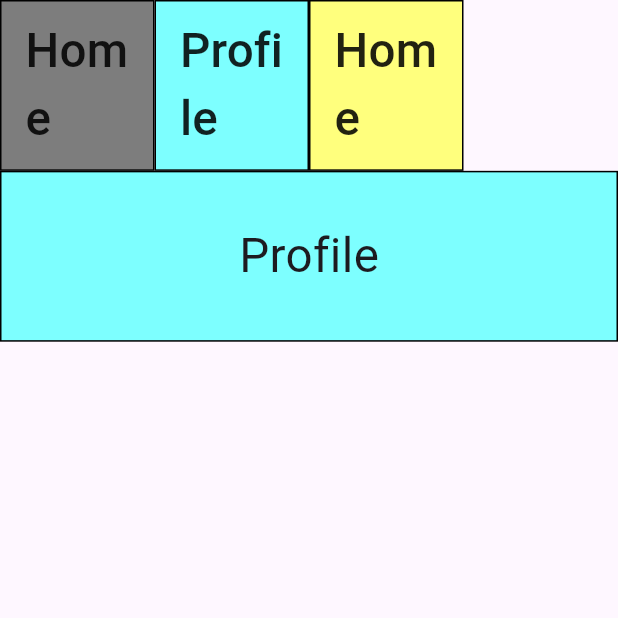
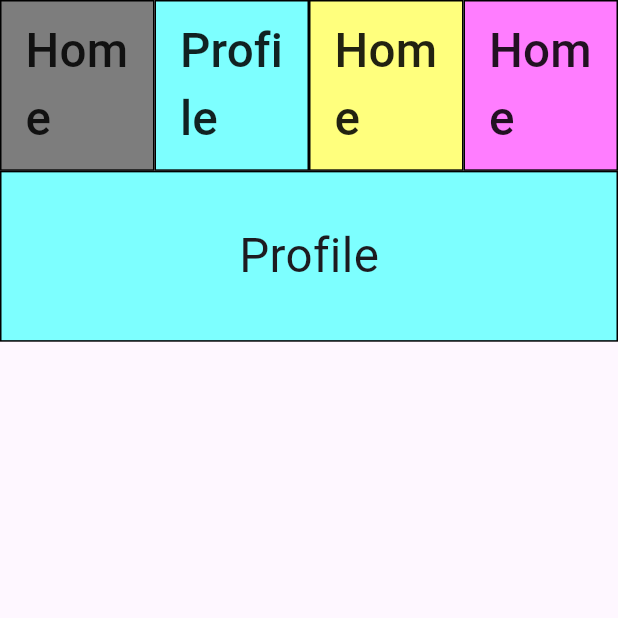
Before and after one commit to Chronoss0518/flutter_profile_web, a Flutter app: the screen it shows after launch, after a tap on "Profile", on a phone screen of 412 x 824 dp, the top half of it. Run offline on Flutter 3.47's test engine with Material 3 defaults, Android fonts, the light colour scheme and no system bars.

Commit message:
Library画面をMenuとMainに追加

```diff
--- a/lib/component/menu.dart
+++ b/lib/component/menu.dart
@@ -1,6 +1,7 @@
 import 'package:flutter/material.dart';
 import 'package:flutter_profile_homepage/display/game.dart';
 import 'package:flutter_profile_homepage/display/home.dart';
+import 'package:flutter_profile_homepage/display/library.dart';
 import 'package:flutter_profile_homepage/display/profile.dart';
 
 const HOME_KEY = "/";
@@ -23,6 +24,7 @@ class HeaderMenu extends StatelessWidget
       _buildButtonPanels(context,widthSize,HOME_KEY,HOME_TITLE,HOME_THAME_COLOR),
       _buildButtonPanels(context,widthSize,PROFILE_KEY,PROFILE_TITLE,PROFILE_THAME_COLOR),
       _buildButtonPanels(context,widthSize,GAME_KEY,GAME_TITLE,GAME_THAME_COLOR),
+      _buildButtonPanels(context,widthSize,LIBRARY_KEY,LIBRARY_TITLE,LIBRARY_THAME_COLOR),
     ],);
   }
 
@@ -54,7 +56,7 @@ class HeaderMenu extends StatelessWidget
     if(changePageName == HOME_KEY)find = true;
     if(changePageName == PROFILE_KEY)find = true;
     if(changePageName == GAME_KEY)find = true;
-    //if(changePageName == LIBRARY_KEY)find = true;
+    if(changePageName == LIBRARY_KEY)find = true;
 
     if(!find)return;
 
--- a/lib/main.dart
+++ b/lib/main.dart
@@ -1,6 +1,7 @@
 import 'package:flutter/material.dart';
 import 'package:flutter_profile_homepage/component/menu.dart';
 import 'package:flutter_profile_homepage/display/game.dart';
+import 'package:flutter_profile_homepage/display/library.dart';
 import 'package:flutter_profile_homepage/display/profile.dart';
 
 import 'display/home.dart';
@@ -20,6 +21,7 @@ class MyApp extends StatelessWidget {
         HOME_KEY :(BuildContext context) {return const Home();},
         PROFILE_KEY :(BuildContext context) {return const Profile();},
         GAME_KEY :(BuildContext context) {return const Game();},
+        LIBRARY_KEY :(BuildContext context) {return const Library();},
       },
       initialRoute: HOME_KEY,
     );
```
